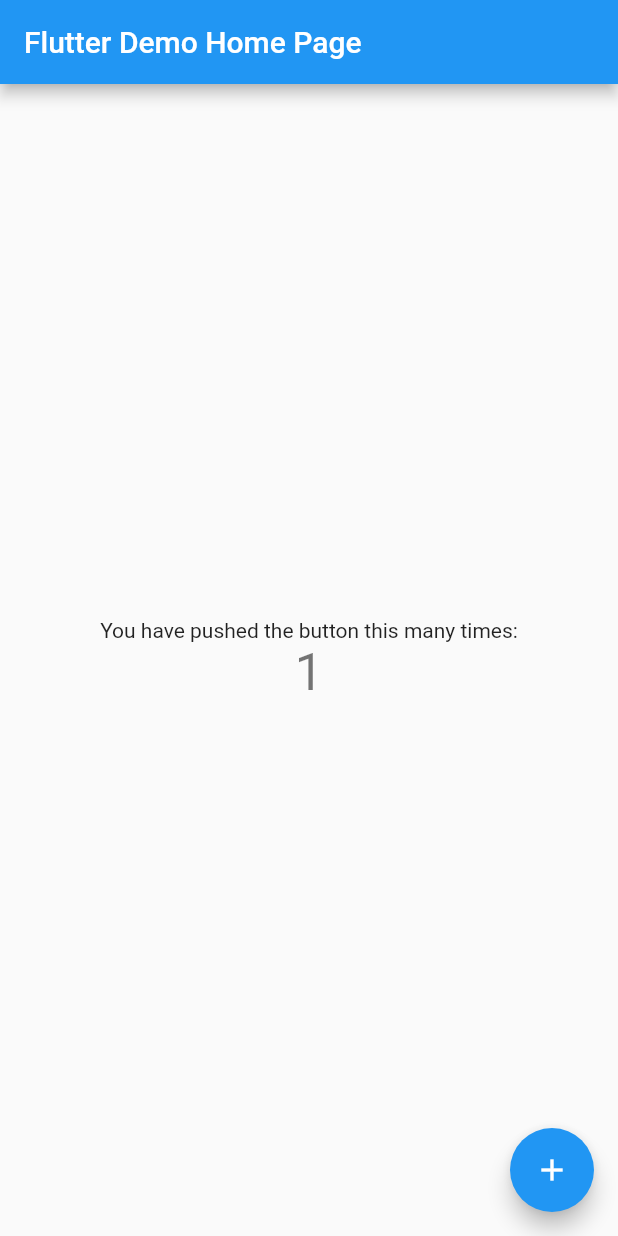
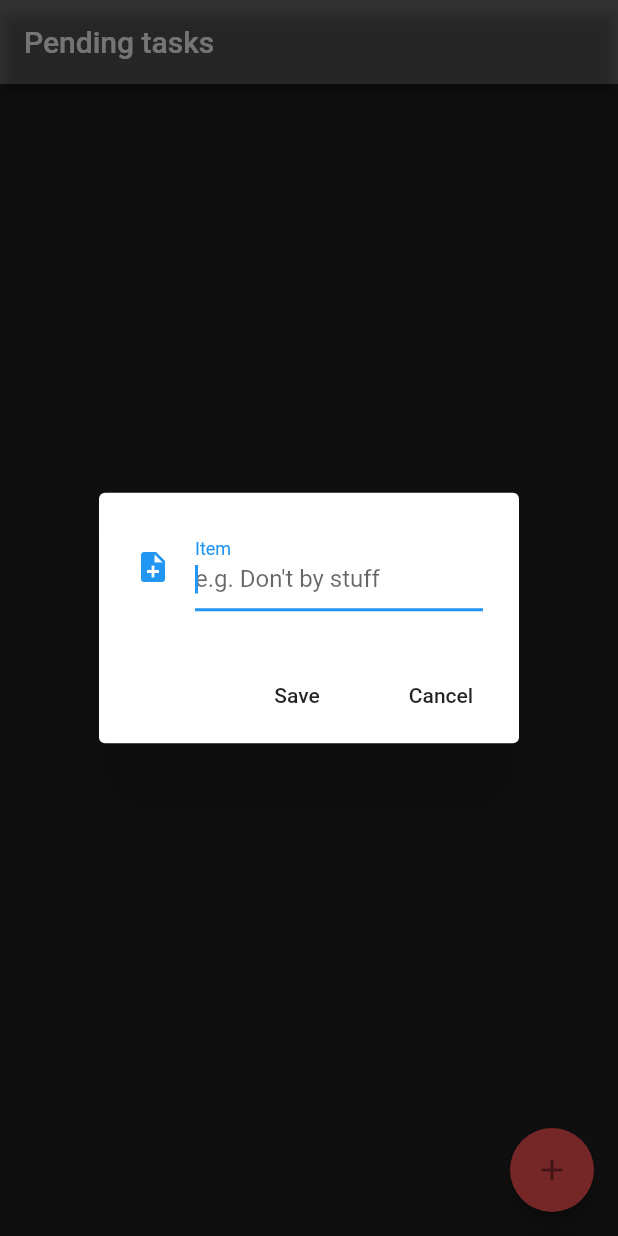
Before and after one commit to FabianVarela/pending_task_app, a Flutter app: the screen it shows after launch, after a tap on the "add" icon, on a phone screen of 412 x 824 dp. Run offline on Flutter 3.47's test engine with Material 2 defaults, Android fonts, the phone set to English and light mode, and no system bars; our stand-ins replace sqflite; accounts and stored records are empty.

Commit message:
Adding UI. TODO: Pending refactor the Dialogs

```diff
--- a/lib/main.dart
+++ b/lib/main.dart
@@ -1,111 +1,15 @@
 import 'package:flutter/material.dart';
+import 'package:pending_task_app/ui/home.dart';
 
 void main() => runApp(MyApp());
 
 class MyApp extends StatelessWidget {
-  // This widget is the root of your application.
   @override
   Widget build(BuildContext context) {
     return MaterialApp(
-      title: 'Flutter Demo',
-      theme: ThemeData(
-        // This is the theme of your application.
-        //
-        // Try running your application with "flutter run". You'll see the
-        // application has a blue toolbar. Then, without quitting the app, try
-        // changing the primarySwatch below to Colors.green and then invoke
-        // "hot reload" (press "r" in the console where you ran "flutter run",
-        // or simply save your changes to "hot reload" in a Flutter IDE).
-        // Notice that the counter didn't reset back to zero; the application
-        // is not restarted.
-        primarySwatch: Colors.blue,
-      ),
-      home: MyHomePage(title: 'Flutter Demo Home Page'),
+      debugShowCheckedModeBanner: false,
+      title: 'Pending Tasks',
+      home: Home(),
     );
   }
 }
-
-class MyHomePage extends StatefulWidget {
-  MyHomePage({Key key, this.title}) : super(key: key);
-
-  // This widget is the home page of your application. It is stateful, meaning
-  // that it has a State object (defined below) that contains fields that affect
-  // how it looks.
-
-  // This class is the configuration for the state. It holds the values (in this
-  // case the title) provided by the parent (in this case the App widget) and
-  // used by the build method of the State. Fields in a Widget subclass are
-  // always marked "final".
-
-  final String title;
-
-  @override
-  _MyHomePageState createState() => _MyHomePageState();
-}
-
-class _MyHomePageState extends State<MyHomePage> {
-  int _counter = 0;
-
-  void _incrementCounter() {
-    setState(() {
-      // This call to setState tells the Flutter framework that something has
-      // changed in this State, which causes it to rerun the build method below
-      // so that the display can reflect the updated values. If we changed
-      // _counter without calling setState(), then the build method would not be
-      // called again, and so nothing would appear to happen.
-      _counter++;
-    });
-  }
-
-  @override
-  Widget build(BuildContext context) {
-    // This method is rerun every time setState is called, for instance as done
-    // by the _incrementCounter method above.
-    //
-    // The Flutter framework has been optimized to make rerunning build methods
-    // fast, so that you can just rebuild anything that needs updating rather
-    // than having to individually change instances of widgets.
-    return Scaffold(
-      appBar: AppBar(
-        // Here we take the value from the MyHomePage object that was created by
-        // the App.build method, and use it to set our appbar title.
-        title: Text(widget.title),
-      ),
-      body: Center(
-        // Center is a layout widget. It takes a single child and positions it
-        // in the middle of the parent.
-        child: Column(
-          // Column is also layout widget. It takes a list of children and
-          // arranges them vertically. By default, it sizes itself to fit its
-          // children horizontally, and tries to be as tall as its parent.
-          //
-          // Invoke "debug painting" (press "p" in the console, choose the
-          // "Toggle Debug Paint" action from the Flutter Inspector in Android
-          // Studio, or the "Toggle Debug Paint" command in Visual Studio Code)
-          // to see the wireframe for each widget.
-          //
-          // Column has various properties to control how it sizes itself and
-          // how it positions its children. Here we use mainAxisAlignment to
-          // center the children vertically; the main axis here is the vertical
-          // axis because Columns are vertical (the cross axis would be
-          // horizontal).
-          mainAxisAlignment: MainAxisAlignment.center,
-          children: <Widget>[
-            Text(
-              'You have pushed the button this many times:',
-            ),
-            Text(
-              '$_counter',
-              style: Theme.of(context).textTheme.display1,
-            ),
-          ],
-        ),
-      ),
-      floatingActionButton: FloatingActionButton(
-        onPressed: _incrementCounter,
-        tooltip: 'Increment',
-        child: Icon(Icons.add),
-      ), // This trailing comma makes auto-formatting nicer for build methods.
-    );
-  }
-}
--- /dev/null
+++ b/lib/ui/home.dart
@@ -0,0 +1,13 @@
+import 'package:flutter/material.dart';
+import 'package:pending_task_app/ui/pending_task_screen.dart';
+
+class Home extends StatelessWidget {
+  @override
+  Widget build(BuildContext context) {
+    return Scaffold(
+      appBar:
+          AppBar(title: Text("Pending tasks"), backgroundColor: Colors.black54),
+      body: PendingTaskScreen(),
+    );
+  }
+}
--- /dev/null
+++ b/lib/ui/pending_task_screen.dart
@@ -0,0 +1,218 @@
+import 'dart:io' show Platform;
+
+import 'package:flutter/material.dart';
+import 'package:flutter/cupertino.dart';
+import 'package:pending_task_app/database/database_helper.dart';
+import 'package:pending_task_app/model/pending_task.dart';
+import 'package:pending_task_app/utils/utils.dart';
+
+class PendingTaskScreen extends StatefulWidget {
+  @override
+  State<StatefulWidget> createState() => PendingTaskScreenState();
+}
+
+class PendingTaskScreenState extends State<PendingTaskScreen> {
+  final TextEditingController _itemController = TextEditingController();
+  final TextEditingController _itemEditingController = TextEditingController();
+
+  var db = DatabaseHelper();
+  final List<PendingTask> _itemList = <PendingTask>[];
+
+  @override
+  void initState() {
+    super.initState();
+    _readList();
+  }
+
+  void _handleSubmit(String value) async {
+    _itemController.clear();
+
+    PendingTask pendingTask = PendingTask(value, dateFormatted());
+
+    int itemId = await db.saveItem(pendingTask);
+    PendingTask pendingTaskAdded = await db.getItem(itemId);
+
+    setState(() {
+      _itemList.insert(0, pendingTaskAdded);
+    });
+  }
+
+  @override
+  Widget build(BuildContext context) {
+    return Scaffold(
+      backgroundColor: Colors.black87,
+      body: Column(
+        children: <Widget>[
+          Flexible(
+              child: ListView.builder(
+                  padding: EdgeInsets.all(8),
+                  reverse: false,
+                  itemCount: _itemList.length,
+                  itemBuilder: (BuildContext context, int position) {
+                    return Card(
+                      color: Colors.white10,
+                      child: ListTile(
+                        title: _itemList[position],
+                        onLongPress: () =>
+                            _updateItem(_itemList[position], position),
+                        trailing: Listener(
+                          key: Key(_itemList[position].name),
+                          child: Icon(Icons.remove_circle,
+                              color: Colors.redAccent),
+                          onPointerDown: (event) =>
+                              _deleteTask(_itemList[position].id, position),
+                        ),
+                      ),
+                    );
+                  })),
+          Divider(
+            height: 1,
+          )
+        ],
+      ),
+      floatingActionButton: FloatingActionButton(
+          tooltip: "Add item",
+          backgroundColor: Colors.redAccent,
+          child: ListTile(
+            title: Icon(Icons.add),
+          ),
+          onPressed: _showFormDialog),
+    );
+  }
+
+  void _showFormDialog() {
+    var alertDialogAndroid = AlertDialog(
+      content: Row(
+        children: <Widget>[
+          Expanded(
+            child: TextField(
+              controller: _itemController,
+              autofocus: true,
+              decoration: InputDecoration(
+                  labelText: "Item",
+                  hintText: "e.g. Don't by stuff",
+                  icon: Icon(Icons.note_add)),
+            ),
+          )
+        ],
+      ),
+      actions: <Widget>[
+        FlatButton(
+            onPressed: () {
+              _handleSubmit(_itemController.text);
+              _itemController.clear();
+              Navigator.pop(context);
+            },
+            child: Text("Save")),
+        FlatButton(
+            onPressed: () => Navigator.pop(context), child: Text("Cancel"))
+      ],
+    );
+
+    var alertDialogIOS = CupertinoAlertDialog(
+      content: Row(
+        children: <Widget>[
+          Expanded(
+            child: CupertinoTextField(
+                placeholder: "e.g. Don't by stuff",
+                controller: _itemController,
+                autofocus: true),
+          )
+        ],
+      ),
+      actions: <Widget>[
+        FlatButton(
+            onPressed: () {
+              _handleSubmit(_itemController.text);
+              _itemController.clear();
+              Navigator.pop(context);
+            },
+            child: Text("Save")),
+        FlatButton(
+            onPressed: () => Navigator.pop(context), child: Text("Cancel"))
+      ],
+    );
+
+    showDialog(
+        context: context,
+        builder: (BuildContext context) {
+          return Platform.isAndroid ? alertDialogAndroid : alertDialogIOS;
+        });
+  }
+
+  void _readList() async {
+    List items = await db.getTasks();
+    items.forEach((item) {
+      setState(() {
+        _itemList.add(PendingTask.map(item));
+      });
+    });
+  }
+
+  void _deleteTask(int id, int position) async {
+    debugPrint("Delete item");
+
+    await db.deleteItem(id);
+
+    setState(() {
+      _itemList.removeAt(position);
+    });
+  }
+
+  void _updateItem(PendingTask pendingTask, int position) {
+    _itemEditingController.text = pendingTask.name;
+
+    var alertDialog = AlertDialog(
+      title: Text("Update item"),
+      content: Row(
+        children: <Widget>[
+          Expanded(
+            child: TextField(
+              controller: _itemEditingController,
+              autofocus: true,
+              decoration: InputDecoration(
+                  labelText: "Item",
+                  hintText: "e.g. Don't by stuff",
+                  icon: Icon(Icons.update)),
+            ),
+          )
+        ],
+      ),
+      actions: <Widget>[
+        FlatButton(
+            onPressed: () async {
+              PendingTask pendingTaskToUpdate = PendingTask.fromMap({
+                "id": pendingTask.id,
+                "name": _itemEditingController.text,
+                "created": dateFormatted()
+              });
+
+              _handleUpdate(position, pendingTask);
+              await db.updateItem(pendingTaskToUpdate);
+
+              setState(() {
+                _readList();
+              });
+
+              _itemEditingController.clear();
+              Navigator.pop(context);
+            },
+            child: Text("Update")),
+        FlatButton(
+            onPressed: () => Navigator.pop(context), child: Text("Cancel"))
+      ],
+    );
+
+    showDialog(
+        context: context,
+        builder: (BuildContext context) {
+          return alertDialog;
+        });
+  }
+
+  void _handleUpdate(int index, PendingTask item) {
+    setState(() {
+      _itemList.removeWhere((element) => element.name == item.name);
+    });
+  }
+}
```
